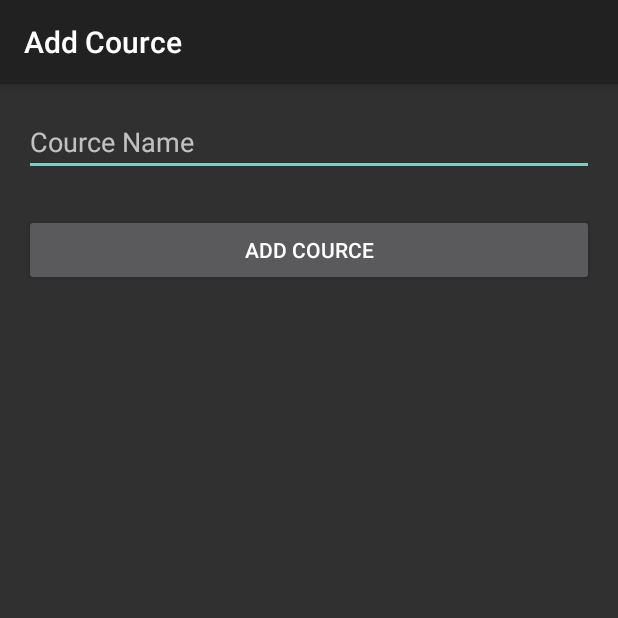
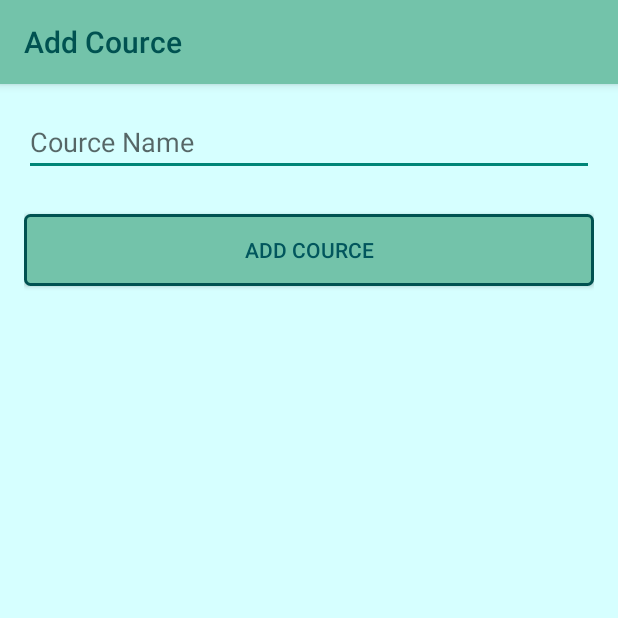
Before and after one commit to AbdullahALT/absents-tracker, an Android app: the AddCourse screen opened directly, with no data from a screen before it, on a phone screen of 412 x 824 dp, the top half of it. Run offline under Robolectric (Android 15) with nearby library versions, the phone set to English and light mode, and no system bars.

Commit message:
you can say now, I have the per.. oh wait, I hate its design

```diff
--- a/PhotosGalary/app/build.gradle
+++ b/PhotosGalary/app/build.gradle
@@ -21,4 +21,8 @@ android {
 
 dependencies {
     compile fileTree(dir: 'libs', include: ['*.jar'])
+    compile 'com.android.support:cardview-v7:22.2.1'
+    compile 'com.android.support:recyclerview-v7:22.2.1'
+
+
 }
--- a/PhotosGalary/app/src/main/AndroidManifest.xml
+++ b/PhotosGalary/app/src/main/AndroidManifest.xml
@@ -6,7 +6,11 @@
         android:allowBackup="true"
         android:icon="@mipmap/ic_launcher"
         android:label="@string/app_name"
-        android:theme="@style/AppTheme">
+        android:theme="@style/AppTheme2">
+
+        <uses-permission android:name= "com.samsung.android.providers.context.permission.WRITE_USE_APP_FEATURE_SURVEY"/>
+        <meta-data android:name="com.samsung.android.sdk.multiwindow.enable"
+            android:value="true"/>
 
         <activity
             android:name=".MainActivity"
@@ -20,6 +24,7 @@
         <activity
             android:name=".AddCourse"
             android:label="@string/title_activity_add_cource"
+            android:theme="@style/AppTheme2"
             android:windowSoftInputMode="stateVisible">
 
         </activity>
--- a/PhotosGalary/app/src/main/java/com/example/abo_tam/photosgalary/CourseAdapter.java
+++ b/PhotosGalary/app/src/main/java/com/example/abo_tam/photosgalary/CourseAdapter.java
@@ -16,6 +16,8 @@ import java.util.List;
 /**
  * Created by abo_tam on 8/19/2015.
  */
+
+
 public class CourseAdapter extends ArrayAdapter<Course> {
 
     private static CourseDatabase db;
--- /dev/null
+++ b/PhotosGalary/app/src/main/res/drawable/coustom_button.xml
@@ -0,0 +1,61 @@
+<?xml version="1.0" encoding="utf-8"?>
+<selector
+    xmlns:android="http://schemas.android.com/apk/res/android">
+
+    <item android:state_pressed="true" >
+        <shape>
+            <gradient
+                android:startColor="@color/button_rest"
+                android:endColor="@color/button_pressed"
+                android:angle="270" />
+            <stroke
+                android:width="1dp"
+                android:color="@color/button_struck" />
+            <corners
+                android:radius="3dp" />
+            <padding
+                android:left="10dp"
+                android:top="10dp"
+                android:right="10dp"
+                android:bottom="10dp" />
+        </shape>
+    </item>
+
+    <item android:state_focused="true" >
+        <shape>
+            <gradient
+                android:endColor="@color/button_focused"
+                android:startColor="@color/button_focused"
+                android:angle="270" />
+            <stroke
+                android:width="1dp"
+                android:color="@color/button_struck" />
+            <corners
+                android:radius="3dp" />
+            <padding
+                android:left="10dp"
+                android:top="10dp"
+                android:right="10dp"
+                android:bottom="10dp" />
+        </shape>
+    </item>
+
+    <item>
+        <shape>
+            <gradient
+                android:endColor="@color/button_rest"
+                android:startColor="@color/button_rest"
+                android:angle="270" />
+            <stroke
+                android:width="2dp"
+                android:color="@color/button_struck" />
+            <corners
+                android:radius="3dp" />
+            <padding
+                android:left="10dp"
+                android:top="10dp"
+                android:right="10dp"
+                android:bottom="10dp" />
+        </shape>
+    </item>
+</selector>
--- a/PhotosGalary/app/src/main/res/layout/activity_add_cource.xml
+++ b/PhotosGalary/app/src/main/res/layout/activity_add_cource.xml
@@ -27,6 +27,7 @@
 
         <Button
             android:id="@+id/button"
+            android:background="@drawable/coustom_button"
             android:layout_width="fill_parent"
             android:layout_height="wrap_content"
             android:layout_gravity="center_horizontal"
--- a/PhotosGalary/app/src/main/res/layout/activity_main.xml
+++ b/PhotosGalary/app/src/main/res/layout/activity_main.xml
@@ -16,6 +16,7 @@
         android:layout_height="wrap_content"
         android:layout_alignParentBottom="true"
         android:layout_alignParentStart="true"
+        android:background="@drawable/coustom_button"
         android:text="@string/addButton" />
 
     <ListView
--- a/PhotosGalary/app/src/main/res/layout/list_view.xml
+++ b/PhotosGalary/app/src/main/res/layout/list_view.xml
@@ -13,6 +13,7 @@
             android:id="@+id/decrease"
             style="?android:attr/buttonStyleSmall"
             android:layout_width="50dp"
+            android:background="@drawable/coustom_button"
             android:layout_height="40dp"
             android:layout_alignParentStart="true"
             android:text="-" />
@@ -43,6 +44,7 @@
             android:layout_width="50dp"
             android:layout_height="40dp"
             android:layout_alignParentEnd="true"
+            android:background="@drawable/coustom_button"
             android:text="+" />
 
 
--- a/PhotosGalary/app/src/main/res/values-v21/styles.xml
+++ b/PhotosGalary/app/src/main/res/values-v21/styles.xml
@@ -1,5 +1,28 @@
 <?xml version="1.0" encoding="utf-8"?>
 <resources>
 
-    <style name="AppTheme" parent="android:Theme.Material"></style>
+
+    <color name="background">#d6ffff</color>
+    <color name="navigation_status">#01565d</color>
+    <color name="actionbar">#73c3aa</color>
+    <color name="helping1">#c1ddff</color>
+    <color name="helping2">@color/text</color>
+    <color name="text">#005251</color>
+
+    <color name="button_rest">@color/actionbar</color>
+    <color name="button_focused">#74032b</color>
+    <color name="button_pressed">#447666</color>
+    <color name="button_struck">@color/text</color>
+
+    <style name="AppTheme2" parent="android:Theme.Material.Light">
+    <!-- Customize your theme here. -->
+
+    <item name="android:colorPrimaryDark">@color/navigation_status</item>
+    <item name="android:textColorPrimary">@color/helping2</item>
+    <item name="android:navigationBarColor">@color/navigation_status</item>
+    <item name="android:windowBackground">@color/background</item>
+    <item name="android:colorPrimary">@color/actionbar</item>
+    <item name="android:textColor">@color/navigation_status</item>
+    </style>
+
 </resources>
```
Also changed, not shown: PhotosGalary/app/libs/multiwindow-v1.2.6.jar (added), PhotosGalary/app/libs/sdk-v1.0.0.jar (added), 1 other file.
